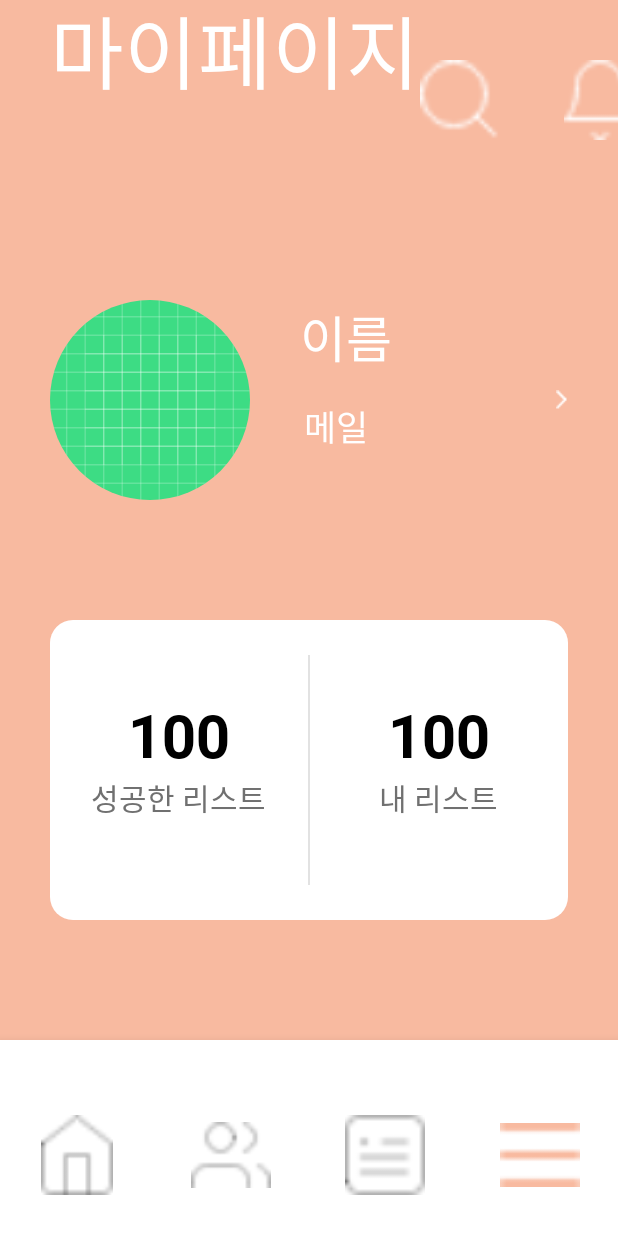
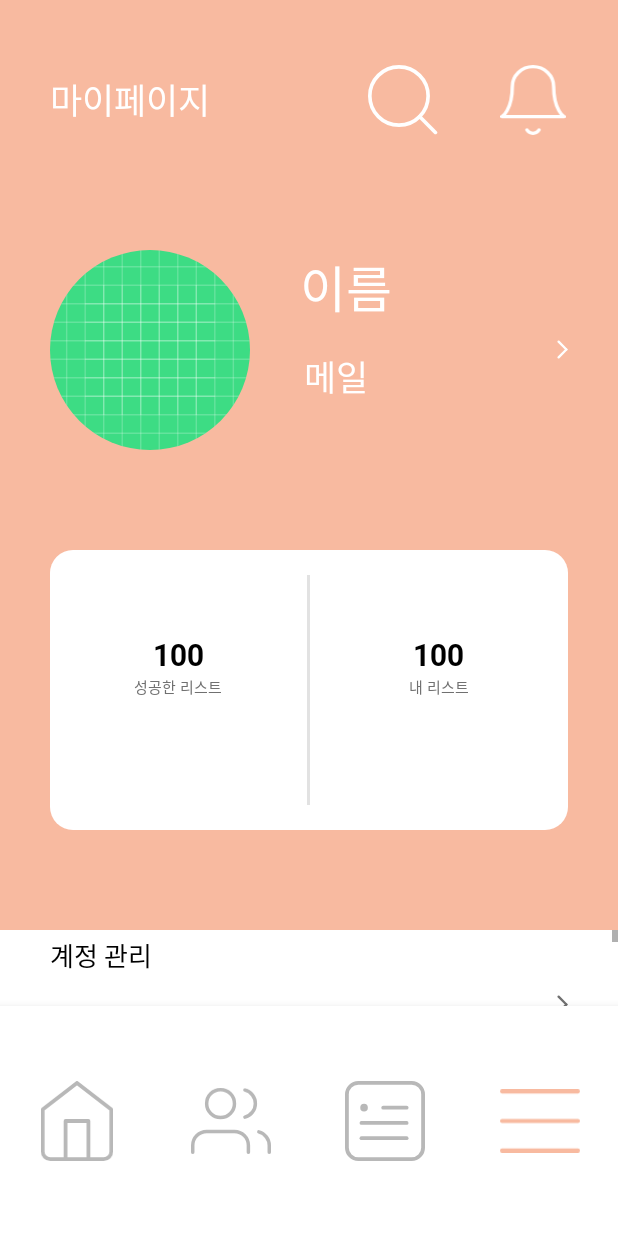
Before and after one commit to kdy1242/keep-the-bucket, an Android app: the layout activity_profile.xml on its own in the app's theme, with its tools: preview values and no code run, on a phone screen of 412 x 824 dp. Run offline under Robolectric (Android 15) with nearby library versions, the phone set to English and light mode, and no system bars.

Commit message:
profile page change image, edit size

```diff
--- a/app/src/main/res/layout/activity_profile.xml
+++ b/app/src/main/res/layout/activity_profile.xml
@@ -16,33 +16,34 @@
 
             <TextView
                 android:layout_width="wrap_content"
-                android:layout_height="220px"
+                android:layout_height="wrap_content"
                 android:layout_marginLeft="50px"
                 android:fontFamily="@font/notosanskr_bold"
                 android:text="마이페이지"
                 android:textColor="@color/white"
-                android:textSize="80px" />
-
+                android:textSize="23sp" />
             <View
                 android:layout_width="0dp"
                 android:layout_height="0dp"
                 android:layout_weight="1"/>
             <ImageView
-                android:layout_width="80px"
-                android:layout_height="80px"
+                android:layout_width="70px"
+                android:layout_height="70px"
                 android:layout_marginRight="60px"
-                android:src="@drawable/icon_feather_search"/>
+                android:src="@drawable/ic_search_btn"
+                android:tint="@color/white"/>
             <ImageView
-                android:layout_width="80px"
-                android:layout_height="80px"
+                android:layout_width="70px"
+                android:layout_height="70px"
                 android:layout_marginRight="50px"
-                android:src="@drawable/icon_feather_bell"/>
+                android:src="@drawable/ic_notice_btn"
+                android:tint="@color/white"/>
         </LinearLayout>
 
         <LinearLayout
             android:layout_width="match_parent"
             android:layout_height="wrap_content"
-            android:layout_marginTop="100px"
+            android:layout_marginTop="50px"
             android:orientation="vertical">
             <LinearLayout
                 android:layout_width="match_parent"
@@ -84,17 +85,18 @@
                 <ImageView
                     android:layout_width="wrap_content"
                     android:layout_height="wrap_content"
-                    android:src="@drawable/icon_arrow"
+                    android:src="@drawable/ic_arrow_btn"
+                    android:tint="@color/white"
                     android:layout_marginRight="50px"/>
             </LinearLayout>
             <LinearLayout
                 android:layout_width="match_parent"
-                android:layout_height="300px"
+                android:layout_height="280px"
                 android:background="@drawable/round"
                 android:layout_marginLeft="50px"
                 android:layout_marginRight="50px"
-                android:layout_marginTop="120px"
-                android:layout_marginBottom="120px">
+                android:layout_marginTop="100px"
+                android:layout_marginBottom="100px">
                 <LinearLayout
                     android:layout_width="0dp"
                     android:layout_height="match_parent"
@@ -107,17 +109,17 @@
                         android:text="100"
                         android:fontFamily="@font/roboto_bold"
                         android:textColor="@color/black"
-                        android:textSize="60px"/>
+                        android:textSize="20sp"/>
                     <TextView
                         android:layout_width="wrap_content"
                         android:layout_height="70px"
                         android:text="성공한 리스트"
                         android:fontFamily="@font/notosanskr_regular"
                         android:textColor="#707070"
-                        android:textSize="30px"/>
+                        android:textSize="10sp"/>
                 </LinearLayout>
                 <View
-                    android:layout_width="2px"
+                    android:layout_width="3px"
                     android:layout_height="230px"
                     android:background="#E2E2E2"
                     android:layout_gravity="center"/>
@@ -133,14 +135,14 @@
                         android:text="100"
                         android:fontFamily="@font/roboto_bold"
                         android:textColor="@color/black"
-                        android:textSize="60px"/>
+                        android:textSize="20sp"/>
                     <TextView
                         android:layout_width="wrap_content"
                         android:layout_height="70px"
                         android:text="내 리스트"
                         android:fontFamily="@font/notosanskr_regular"
                         android:textColor="#707070"
-                        android:textSize="30px"/>
+                        android:textSize="10sp"/>
                 </LinearLayout>
             </LinearLayout>
         </LinearLayout>
@@ -156,7 +158,7 @@
             android:orientation="vertical">
             <LinearLayout
                 android:layout_width="match_parent"
-                android:layout_height="200px"
+                android:layout_height="150px"
                 android:gravity="center_vertical"
                 android:layout_marginLeft="50px"
                 android:layout_marginRight="50px">
@@ -165,7 +167,7 @@
                     android:layout_height="140px"
                     android:text="계정 관리"
                     android:fontFamily="@font/notosanskr_light"
-                    android:textSize="50px"
+                    android:textSize="17sp"
                     android:textColor="@color/black"/>
                 <View
                     android:layout_width="0dp"
@@ -174,8 +176,7 @@
                 <ImageView
                     android:layout_width="wrap_content"
                     android:layout_height="wrap_content"
-                    android:src="@drawable/icon_arrow_black"
-                    android:layout_marginRight="50px"/>
+                    android:src="@drawable/ic_arrow_btn"/>
             </LinearLayout>
             <View
                 android:layout_width="match_parent"
@@ -183,7 +184,7 @@
                 android:background="#F1F1F1"/>
             <LinearLayout
                 android:layout_width="match_parent"
-                android:layout_height="200px"
+                android:layout_height="150px"
                 android:gravity="center_vertical"
                 android:layout_marginLeft="50px"
                 android:layout_marginRight="50px">
@@ -192,7 +193,7 @@
                     android:layout_height="140px"
                     android:text="테마 편집"
                     android:fontFamily="@font/notosanskr_light"
-                    android:textSize="50px"
+                    android:textSize="17sp"
                     android:textColor="@color/black"/>
                 <View
                     android:layout_width="0dp"
@@ -201,8 +202,7 @@
                 <ImageView
                     android:layout_width="wrap_content"
                     android:layout_height="wrap_content"
-                    android:src="@drawable/icon_arrow_black"
-                    android:layout_marginRight="50px"/>
+                    android:src="@drawable/ic_arrow_btn"/>
             </LinearLayout>
             <View
                 android:layout_width="match_parent"
@@ -210,7 +210,7 @@
                 android:background="#F1F1F1"/>
             <LinearLayout
                 android:layout_width="match_parent"
-                android:layout_height="200px"
+                android:layout_height="150px"
                 android:gravity="center_vertical"
                 android:layout_marginLeft="50px"
                 android:layout_marginRight="50px">
@@ -219,7 +219,7 @@
                     android:layout_height="140px"
                     android:text="임시 저장 내역"
                     android:fontFamily="@font/notosanskr_light"
-                    android:textSize="50px"
+                    android:textSize="17sp"
                     android:textColor="@color/black"/>
                 <View
                     android:layout_width="0dp"
@@ -228,16 +228,15 @@
                 <ImageView
                     android:layout_width="wrap_content"
                     android:layout_height="wrap_content"
-                    android:src="@drawable/icon_arrow_black"
-                    android:layout_marginRight="50px"/>
+                    android:src="@drawable/ic_arrow_btn"/>
             </LinearLayout>
             <View
                 android:layout_width="match_parent"
-                android:layout_height="80px"
+                android:layout_height="50px"
                 android:background="#F1F1F1"/>
             <LinearLayout
                 android:layout_width="match_parent"
-                android:layout_height="200px"
+                android:layout_height="150px"
                 android:gravity="center_vertical"
                 android:layout_marginLeft="50px"
                 android:layout_marginRight="50px">
@@ -246,7 +245,7 @@
                     android:layout_height="140px"
                     android:text="푸시 알림 설정"
                     android:fontFamily="@font/notosanskr_light"
-                    android:textSize="50px"
+                    android:textSize="17sp"
                     android:textColor="@color/black"/>
                 <View
                     android:layout_width="0dp"
@@ -255,8 +254,7 @@
                 <ImageView
                     android:layout_width="wrap_content"
                     android:layout_height="wrap_content"
-                    android:src="@drawable/icon_arrow_black"
-                    android:layout_marginRight="50px"/>
+                    android:src="@drawable/ic_arrow_btn"/>
             </LinearLayout>
             <View
                 android:layout_width="match_parent"
@@ -264,16 +262,16 @@
                 android:background="#F1F1F1"/>
             <LinearLayout
                 android:layout_width="match_parent"
-                android:layout_height="200px"
+                android:layout_height="150px"
                 android:gravity="center_vertical"
                 android:layout_marginLeft="50px"
                 android:layout_marginRight="50px">
                 <TextView
                     android:layout_width="wrap_content"
                     android:layout_height="140px"
-                    android:text="이용안내"
+                    android:text="이용 안내"
                     android:fontFamily="@font/notosanskr_light"
-                    android:textSize="50px"
+                    android:textSize="17sp"
                     android:textColor="@color/black"/>
                 <View
                     android:layout_width="0dp"
@@ -282,38 +280,33 @@
                 <ImageView
                     android:layout_width="wrap_content"
                     android:layout_height="wrap_content"
-                    android:src="@drawable/icon_arrow_black"
-                    android:layout_marginRight="50px"/>
+                    android:src="@drawable/ic_arrow_btn"/>
             </LinearLayout>
             <View
                 android:layout_width="match_parent"
-                android:layout_height="80px"
+                android:layout_height="50px"
                 android:background="#F1F1F1"/>
             <LinearLayout
                 android:layout_width="match_parent"
-                android:layout_height="200px"
+                android:layout_height="150px"
                 android:gravity="center_vertical"
                 android:layout_marginLeft="50px"
                 android:layout_marginRight="50px">
                 <TextView
                     android:layout_width="wrap_content"
                     android:layout_height="140px"
-                    android:text="버전정보"
+                    android:text="버전 정보"
                     android:fontFamily="@font/notosanskr_light"
-                    android:textSize="50px"
+                    android:textSize="17sp"
                     android:textColor="@color/black"/>
                 <View
                     android:layout_width="0dp"
                     android:layout_height="0dp"
                     android:layout_weight="1"/>
-                <TextView
+                <ImageView
                     android:layout_width="wrap_content"
-                    android:layout_height="110px"
-                    android:text="최신 0.0.0"
-                    android:fontFamily="@font/notosanskr_light"
-                    android:textSize="40px"
-                    android:textColor="#707070"
-                    android:layout_marginRight="50px"/>
+                    android:layout_height="wrap_content"
+                    android:src="@drawable/ic_arrow_btn"/>
             </LinearLayout>
         </LinearLayout>
     </ScrollView>
@@ -331,7 +324,8 @@
             <ImageView
                 android:layout_width="80px"
                 android:layout_height="80px"
-                android:src="@drawable/icon_feather_home"/>
+                android:src="@drawable/ic_select_tab_home"
+                android:tint="#B8B8B8"/>
         </LinearLayout>
         <LinearLayout
             android:layout_width="0dp"
@@ -342,7 +336,8 @@
             <ImageView
                 android:layout_width="80px"
                 android:layout_height="80px"
-                android:src="@drawable/icon_feather_users"/>
+                android:src="@drawable/ic_select_tab_users"
+                android:tint="#B8B8B8"/>
         </LinearLayout>
         <LinearLayout
             android:layout_width="0dp"
@@ -353,7 +348,8 @@
             <ImageView
                 android:layout_width="80px"
                 android:layout_height="80px"
-                android:src="@drawable/icon_feather_list"/>
+                android:src="@drawable/ic_select_tab_bucket"
+                android:tint="#B8B8B8"/>
         </LinearLayout>
         <LinearLayout
             android:layout_width="0dp"
@@ -364,7 +360,8 @@
             <ImageView
                 android:layout_width="80px"
                 android:layout_height="80px"
-                android:src="@drawable/icon_feather_setting_orange"/>
+                android:src="@drawable/ic_select_tab_setting"
+                android:tint="@color/main_orange"/>
         </LinearLayout>
     </LinearLayout>
 </LinearLayout>
```
Also changed, not shown: app/src/main/res/drawable-v24/icon_arrow_black.png (deleted), app/src/main/res/drawable/icon_arrow.png (deleted), app/src/main/res/drawable/icon_feather_bell.png (deleted), app/src/main/res/drawable/icon_feather_home.png (deleted), app/src/main/res/drawable/icon_feather_list.png (deleted), app/src/main/res/drawable/icon_feather_search.png (deleted), app/src/main/res/drawable/icon_feather_setting.png (deleted), app/src/main/res/drawable/icon_feather_setting_orange.png (deleted), app/src/main/res/drawable/icon_feather_users.png (deleted).
